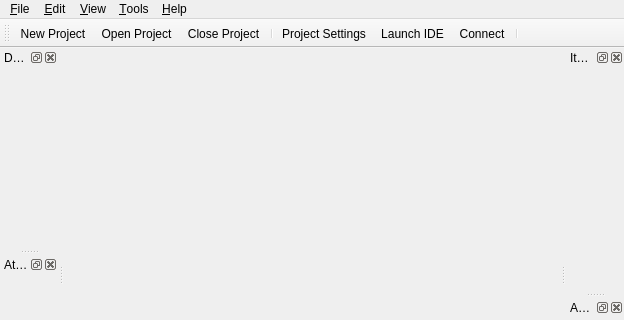
First picture: the form in DesignerTool/src/MainWindow.ui, repository GameOverture/HarmonyEngine, before the edit; both pictures show x 0 to 624 and y 0 to 320 of the 624 by 546 pixel window.
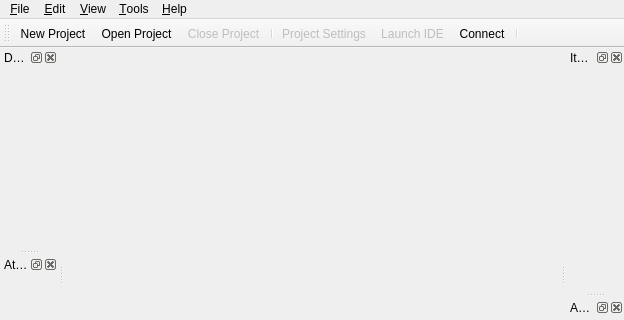
Second picture: the form after the edit. Icons and pictures are not drawn. Custom widgets are drawn as their Qt base class.

Diff of the .ui file:
```diff
--- a/DesignerTool/src/MainWindow.ui
+++ b/DesignerTool/src/MainWindow.ui
@@ -355,6 +355,9 @@
    </property>
   </action>
   <action name="actionCloseProject">
+   <property name="enabled">
+    <bool>false</bool>
+   </property>
    <property name="icon">
     <iconset resource="res/DesignerTool.qrc">
      <normaloff>:/icons16x16/items/Project-Close.png</normaloff>:/icons16x16/items/Project-Close.png</iconset>
@@ -497,6 +500,9 @@
    </property>
   </action>
   <action name="actionLaunchIDE">
+   <property name="enabled">
+    <bool>false</bool>
+   </property>
    <property name="icon">
     <iconset resource="res/DesignerTool.qrc">
      <normaloff>:/icons16x16/code.png</normaloff>:/icons16x16/code.png</iconset>
@@ -514,6 +520,9 @@
    </property>
   </action>
   <action name="actionProjectSettings">
+   <property name="enabled">
+    <bool>false</bool>
+   </property>
    <property name="icon">
     <iconset resource="res/DesignerTool.qrc">
      <normaloff>:/icons16x16/items/Project-Settings.png</normaloff>:/icons16x16/items/Project-Settings.png</iconset>
```
Left out of the diff: 33 changed lines with no effect on the pictures.
